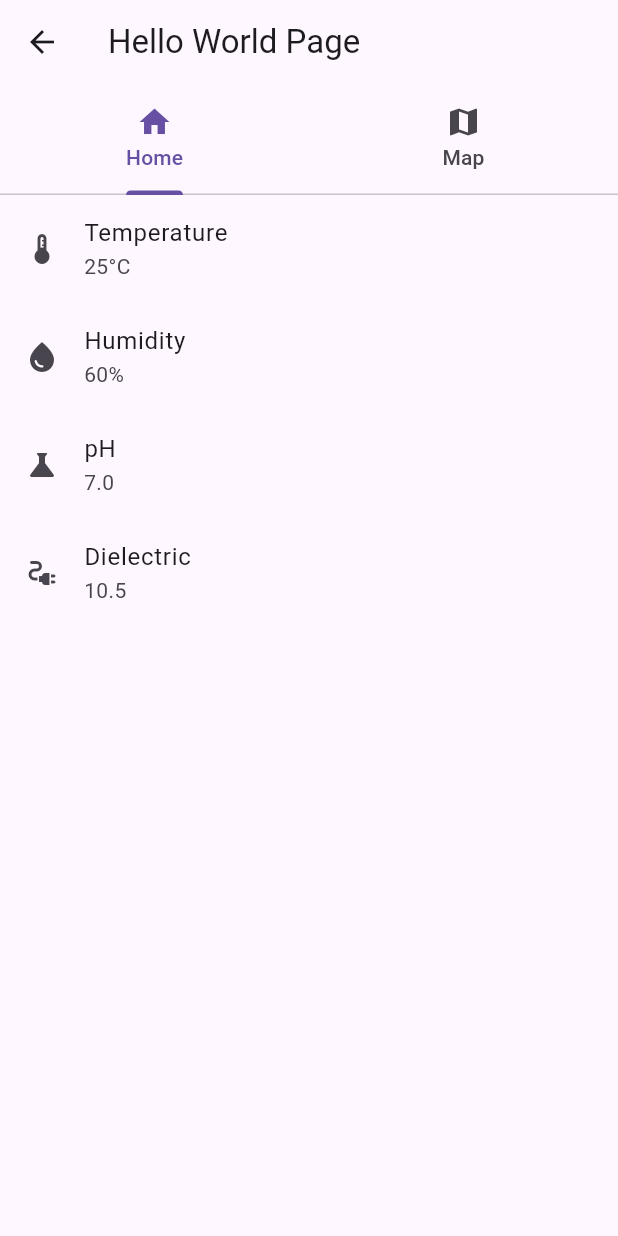
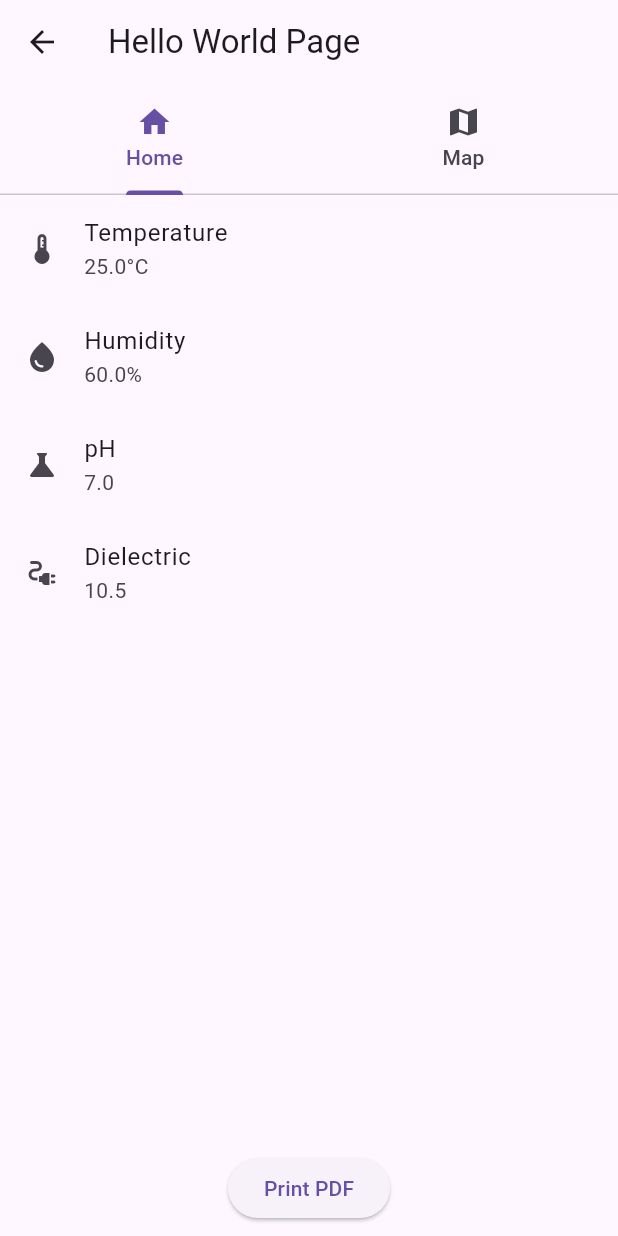
Before and after one commit to Pedrinho-Dev01/CM-Project, a Flutter app: the HelloWorldPage screen opened by its route, on a phone screen of 412 x 824 dp. Run offline on Flutter 3.47's test engine with Material 3 defaults, Android fonts, the phone set to English and light mode, and no system bars; our stand-ins replace flutter_map, hive, hive_flutter, latlong2, pdf, printing and 1 more; missing offline and left inert: flutter_map_marker_popup, mqtt_client; accounts and stored records are empty.

Commit message:
PDF Printing + Vars

```diff
--- a/flutter_project_cm/lib/main.dart
+++ b/flutter_project_cm/lib/main.dart
@@ -6,8 +6,12 @@ import 'dart:math';
 
 import 'package:hive_flutter/hive_flutter.dart';
 import 'package:flutter_project_cm/user.dart';
+import 'package:pdf/pdf.dart';
 import 'package:shared_preferences/shared_preferences.dart';
 import 'boxes.dart';
+
+import 'package:pdf/widgets.dart' as pw;
+import 'package:printing/printing.dart';
 
 void main() async {
   await Hive.initFlutter();
@@ -144,8 +148,45 @@ class HelloWorldPage extends StatelessWidget {
   }
 }
 
-class HomeTab extends StatelessWidget {
+class HomeTab extends StatefulWidget {
   const HomeTab({super.key});
+
+  @override
+  _HomeTabState createState() => _HomeTabState();
+}
+
+class _HomeTabState extends State<HomeTab> {
+  double temperature = 25.0;
+  double humidity = 60.0;
+  double ph = 7.0;
+  double dielectric = 10.5;
+
+  Future<void> _printPdf() async {
+    final pdf = pw.Document();
+
+    pdf.addPage(
+      pw.Page(
+        build: (pw.Context context) {
+          return pw.Column(
+            crossAxisAlignment: pw.CrossAxisAlignment.start,
+            children: [
+              pw.Text('Temperature: $temperature°C', style: pw.TextStyle(fontSize: 18)),
+              pw.SizedBox(height: 10),
+              pw.Text('Humidity: $humidity%', style: pw.TextStyle(fontSize: 18)),
+              pw.SizedBox(height: 10),
+              pw.Text('pH: $ph', style: pw.TextStyle(fontSize: 18)),
+              pw.SizedBox(height: 10),
+              pw.Text('Dielectric: $dielectric', style: pw.TextStyle(fontSize: 18)),
+            ],
+          );
+        },
+      ),
+    );
+
+    await Printing.layoutPdf(
+      onLayout: (PdfPageFormat format) async => pdf.save(),
+    );
+  }
 
   @override
   Widget build(BuildContext context) {
@@ -155,28 +196,35 @@ class HomeTab extends StatelessWidget {
         children: [
           Expanded(
             child: ListView(
-              children: const [
+              children: [
                 ListTile(
-                  leading: Icon(Icons.thermostat),
-                  title: Text('Temperature'),
-                  subtitle: Text('25°C'),
+                  leading: const Icon(Icons.thermostat),
+                  title: const Text('Temperature'),
+                  subtitle: Text('$temperature°C'),
                 ),
                 ListTile(
-                  leading: Icon(Icons.water_drop),
-                  title: Text('Humidity'),
-                  subtitle: Text('60%'),
+                  leading: const Icon(Icons.water_drop),
+                  title: const Text('Humidity'),
+                  subtitle: Text('$humidity%'),
                 ),
                 ListTile(
-                  leading: Icon(Icons.science),
-                  title: Text('pH'),
-                  subtitle: Text('7.0'),
+                  leading: const Icon(Icons.science),
+                  title: const Text('pH'),
+                  subtitle: Text('$ph'),
                 ),
                 ListTile(
-                  leading: Icon(Icons.electrical_services),
-                  title: Text('Dielectric'),
-                  subtitle: Text('10.5'),
+                  leading: const Icon(Icons.electrical_services),
+                  title: const Text('Dielectric'),
+                  subtitle: Text('$dielectric'),
                 ),
               ],
+            ),
+          ),
+          Padding(
+            padding: const EdgeInsets.all(8.0),
+            child: ElevatedButton(
+              onPressed: _printPdf,
+              child: const Text('Print PDF'),
             ),
           ),
         ],
--- a/flutter_project_cm/lib/user.dart
+++ b/flutter_project_cm/lib/user.dart
@@ -35,6 +35,6 @@ Future<void> addDefaultUser() async {
 
   if (box.isEmpty) {
     box.add(User(username: 'user1', password: 'password1', width: 80.0, height: 80.0, latitude: 40.6405, longitude: -8.6538, lastValue: '27'));
-    box.add(User(username: 'user2', password: 'password2', width: 80.0, height: 80.0, latitude: 40.6415, longitude: -8.6548, lastValue: '27'));
+    box.add(User(username: 'user1', password: 'password1', width: 80.0, height: 80.0, latitude: 40.6415, longitude: -8.6548, lastValue: '27'));
   }
 }
--- a/flutter_project_cm/pubspec.yaml
+++ b/flutter_project_cm/pubspec.yaml
@@ -15,6 +15,8 @@ dependencies:
   hive: ^2.2.3
   hive_flutter: ^1.1.0
   shared_preferences: ^2.0.6
+  pdf: ^3.9.0
+  printing: ^5.9.0
 
 dev_dependencies:
   flutter_test:
```
Also changed, not shown: flutter_project_cm/pubspec.lock, 7 other files.
